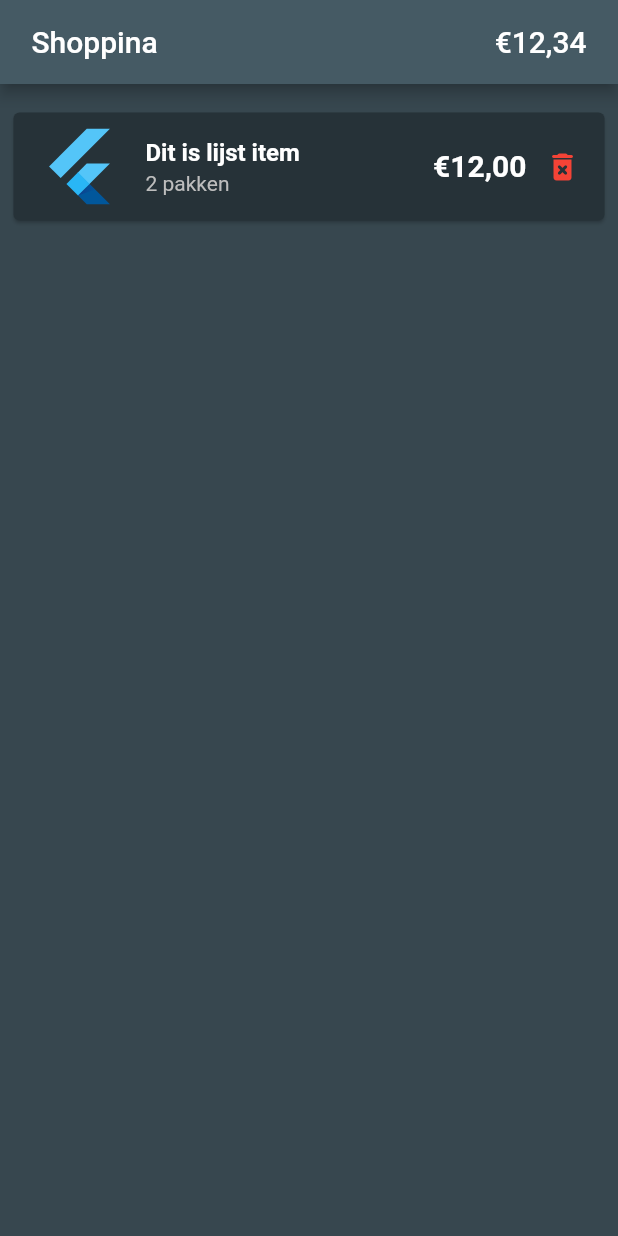
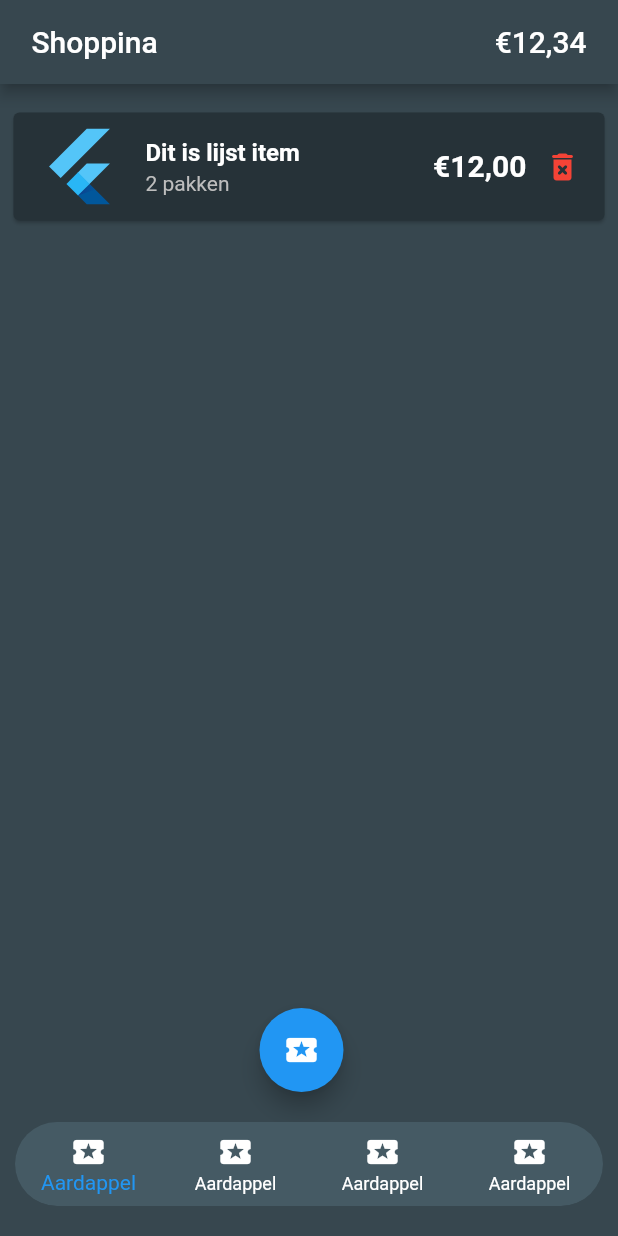
Before and after one commit to GilzenPilzen/Personal-Passion-Project, a Flutter app: the screen it shows after launch, on a phone screen of 412 x 824 dp. Run offline on Flutter 3.47's test engine with Material 2 defaults, Android fonts, the phone set to English and light mode, and no system bars.

Commit message:
made bottom floating navigation + floating button to add a product

```diff
--- a/shopping_aid/lib/main.dart
+++ b/shopping_aid/lib/main.dart
@@ -23,13 +23,10 @@ class MyApp extends StatelessWidget {
               ]
             ),
           ),
-          backgroundColor: Colors.blueGrey[700],
+          backgroundColor: Colors.blueGrey[800],
 
         ),
-        body:
-            Column(
-              mainAxisAlignment: MainAxisAlignment.spaceBetween,
-              crossAxisAlignment: CrossAxisAlignment.stretch,
+        body: Column(
           children: [
             Expanded(
               child: Padding(
@@ -78,9 +75,67 @@ class MyApp extends StatelessWidget {
                 ),
               ),
             ),
+            Column(
+                mainAxisSize: MainAxisSize.max,
+                mainAxisAlignment: MainAxisAlignment.end,
+                children: [
+                  Container(
+                    alignment: Alignment.center,
+                    margin: EdgeInsets.fromLTRB(0, 0, 10, 20) ,
+                    child: FloatingActionButton(
+                      child: Icon(Icons.local_activity),
+                      onPressed: null
+                    ),
+                  ),
+
+                  Container(
+                    padding: EdgeInsets.fromLTRB(10, 0, 10, 20),
+                    child: ClipRRect(
+                      borderRadius: BorderRadius.all(Radius.circular(50)),
+                      child: BottomNavigationBar(
+                        unselectedItemColor: Colors.white,
+                        backgroundColor: Colors.blueGrey[700],
+                        showUnselectedLabels: true,
+                        type: BottomNavigationBarType.fixed,
+                        items: [
+                          BottomNavigationBarItem(
+                            backgroundColor: Colors.white,
+                            icon: Icon(Icons.local_activity,
+                              color: Colors.white
+                            ),
+                            label: "Aardappel",
+                          ),
+                          BottomNavigationBarItem(
+                            backgroundColor: Colors.white,
+                            icon: Icon(Icons.local_activity,
+                              color: Colors.white
+                            ),
+                            label: "Aardappel",
+                          ),
+                          BottomNavigationBarItem(
+                            backgroundColor: Colors.white,
+                            icon: Icon(Icons.local_activity,
+                              color: Colors.white
+                            ),
+                            label: "Aardappel",
+                          ) ,
+                          BottomNavigationBarItem(
+                            backgroundColor: Colors.white,
+                            icon: Icon(Icons.local_activity,
+                              color: Colors.white
+                            ),
+                            label: "Aardappel",
+                          )
                         ],
                       ),
                     ),
+                  ),
+                ],
+              ),
+            ],
+          ),
+
+        )
     );
   }
 }
```
Lines whose indentation alone changed are shown as unchanged.
